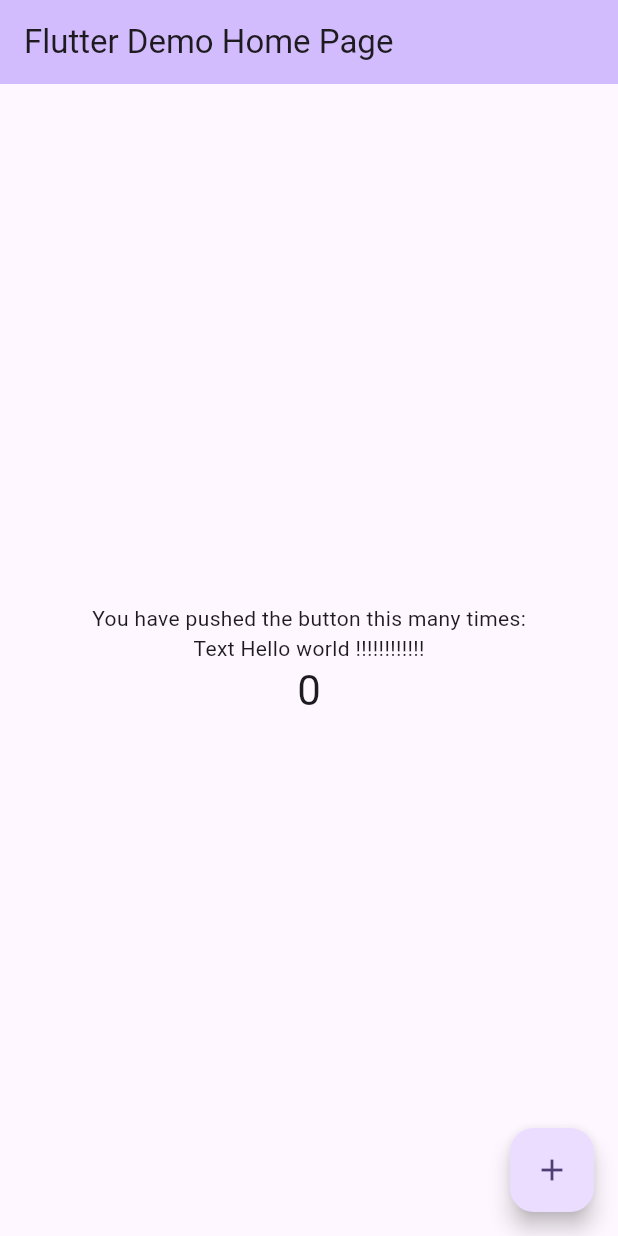
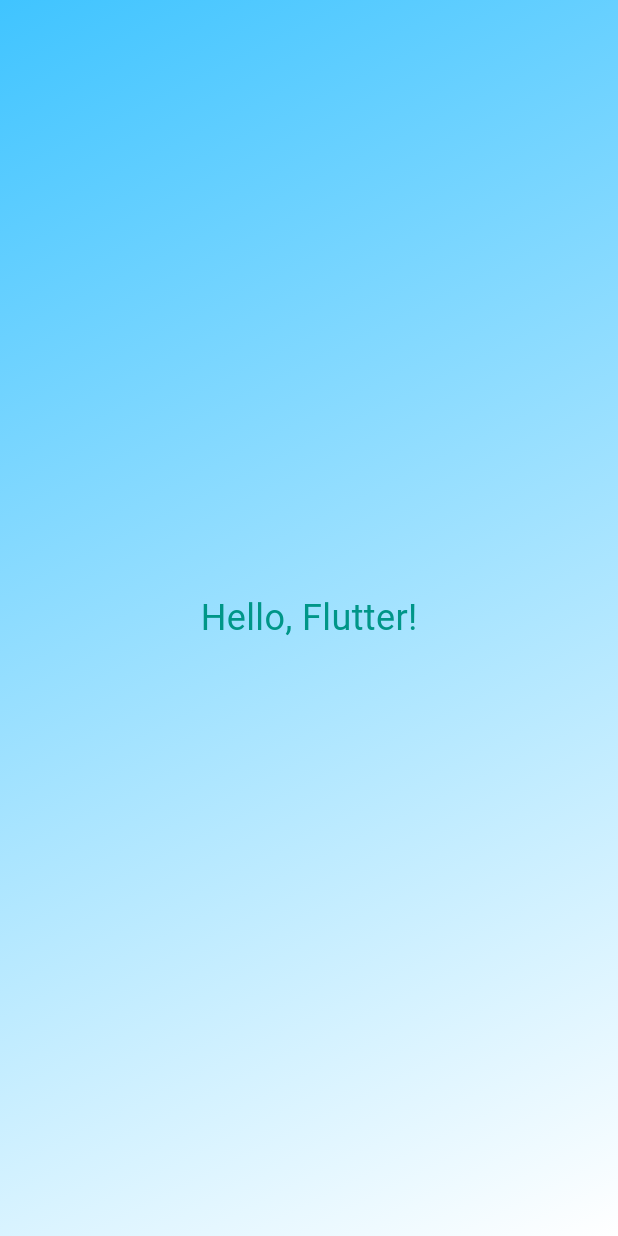
Before and after one commit to lalaphalla/flutter-app-beginner, a Flutter app: the screen it shows after launch, on a phone screen of 412 x 824 dp. Run offline on Flutter 3.47's test engine with Material 3 defaults, Android fonts, the phone set to English and light mode, and no system bars.

Commit message:
feat: update text

```diff
--- a/lib/main.dart
+++ b/lib/main.dart
@@ -1,126 +1,28 @@
 import 'package:flutter/material.dart';
 
+// Function instruction: main job display the app to the user
 void main() {
-  runApp(const MyApp());
-}
-
-class MyApp extends StatelessWidget {
-  const MyApp({super.key});
-
-  // This widget is the root of your application.
-  @override
-  Widget build(BuildContext context) {
-    return MaterialApp(
-      title: 'Flutter Demo',
-      theme: ThemeData(
-        // This is the theme of your application.
-        //
-        // TRY THIS: Try running your application with "flutter run". You'll see
-        // the application has a purple toolbar. Then, without quitting the app,
-        // try changing the seedColor in the colorScheme below to Colors.green
-        // and then invoke "hot reload" (save your changes or press the "hot
-        // reload" button in a Flutter-supported IDE, or press "r" if you used
-        // the command line to start the app).
-        //
-        // Notice that the counter didn't reset back to zero; the application
-        // state is not lost during the reload. To reset the state, use hot
-        // restart instead.
-        //
-        // This works for code too, not just values: Most code changes can be
-        // tested with just a hot reload.
-        colorScheme: ColorScheme.fromSeed(seedColor: Colors.deepPurple),
-        useMaterial3: true,
-      ),
-      home: const MyHomePage(title: 'Flutter Demo Home Page'),
-    );
-  }
-}
-
-class MyHomePage extends StatefulWidget {
-  const MyHomePage({super.key, required this.title});
-
-  // This widget is the home page of your application. It is stateful, meaning
-  // that it has a State object (defined below) that contains fields that affect
-  // how it looks.
-
-  // This class is the configuration for the state. It holds the values (in this
-  // case the title) provided by the parent (in this case the App widget) and
-  // used by the build method of the State. Fields in a Widget subclass are
-  // always marked "final".
-
-  final String title;
-
-  @override
-  State<MyHomePage> createState() => _MyHomePageState();
-}
-
-class _MyHomePageState extends State<MyHomePage> {
-  int _counter = 0;
-
-  void _incrementCounter() {
-    setState(() {
-      // This call to setState tells the Flutter framework that something has
-      // changed in this State, which causes it to rerun the build method below
-      // so that the display can reflect the updated values. If we changed
-      // _counter without calling setState(), then the build method would not be
-      // called again, and so nothing would appear to happen.
-      _counter++;
-    });
-  }
-
-  @override
-  Widget build(BuildContext context) {
-    // This method is rerun every time setState is called, for instance as done
-    // by the _incrementCounter method above.
-    //
-    // The Flutter framework has been optimized to make rerunning build methods
-    // fast, so that you can just rebuild anything that needs updating rather
-    // than having to individually change instances of widgets.
-    return Scaffold(
-      appBar: AppBar(
-        // TRY THIS: Try changing the color here to a specific color (to
-        // Colors.amber, perhaps?) and trigger a hot reload to see the AppBar
-        // change color while the other colors stay the same.
-        backgroundColor: Theme.of(context).colorScheme.inversePrimary,
-        // Here we take the value from the MyHomePage object that was created by
-        // the App.build method, and use it to set our appbar title.
-        title: Text(widget.title),
-      ),
-      body: Center(
-        // Center is a layout widget. It takes a single child and positions it
-        // in the middle of the parent.
-        child: Column(
-          // Column is also a layout widget. It takes a list of children and
-          // arranges them vertically. By default, it sizes itself to fit its
-          // children horizontally, and tries to be as tall as its parent.
-          //
-          // Column has various properties to control how it sizes itself and
-          // how it positions its children. Here we use mainAxisAlignment to
-          // center the children vertically; the main axis here is the vertical
-          // axis because Columns are vertical (the cross axis would be
-          // horizontal).
-          //
-          // TRY THIS: Invoke "debug painting" (choose the "Toggle Debug Paint"
-          // action in the IDE, or press "p" in the console), to see the
-          // wireframe for each widget.
-          mainAxisAlignment: MainAxisAlignment.center,
-          children: <Widget>[
-            const Text(
-              'You have pushed the button this many times:',
+  // Material APP is class or contructor function
+  // Create material widget
+  runApp(
+    MaterialApp(
+      home: Scaffold(
+        // backgroundColor: Colors.lightBlueAccent,
+        body: Container(
+          decoration: const BoxDecoration(
+            gradient: LinearGradient(colors: [
+              Colors.lightBlueAccent,
+              Colors.white,
+            ], begin: Alignment.topLeft, end: Alignment.bottomRight),
+          ),
+          child: const Center(
+            child: Text(
+              'Hello, Flutter!',
+              style: TextStyle(fontSize: 24, color: Colors.teal),
             ),
-            const Text('Text Hello world !!!!!!!!!!!!'),
-            Text(
-              '$_counter',
-              style: Theme.of(context).textTheme.headlineMedium,
-            ),
-          ],
+          ),
         ),
       ),
-      floatingActionButton: FloatingActionButton(
-        onPressed: _incrementCounter,
-        tooltip: 'Increment',
-        child: const Icon(Icons.add),
-      ), // This trailing comma makes auto-formatting nicer for build methods.
-    );
-  }
+    ),
+  );
 }
```
